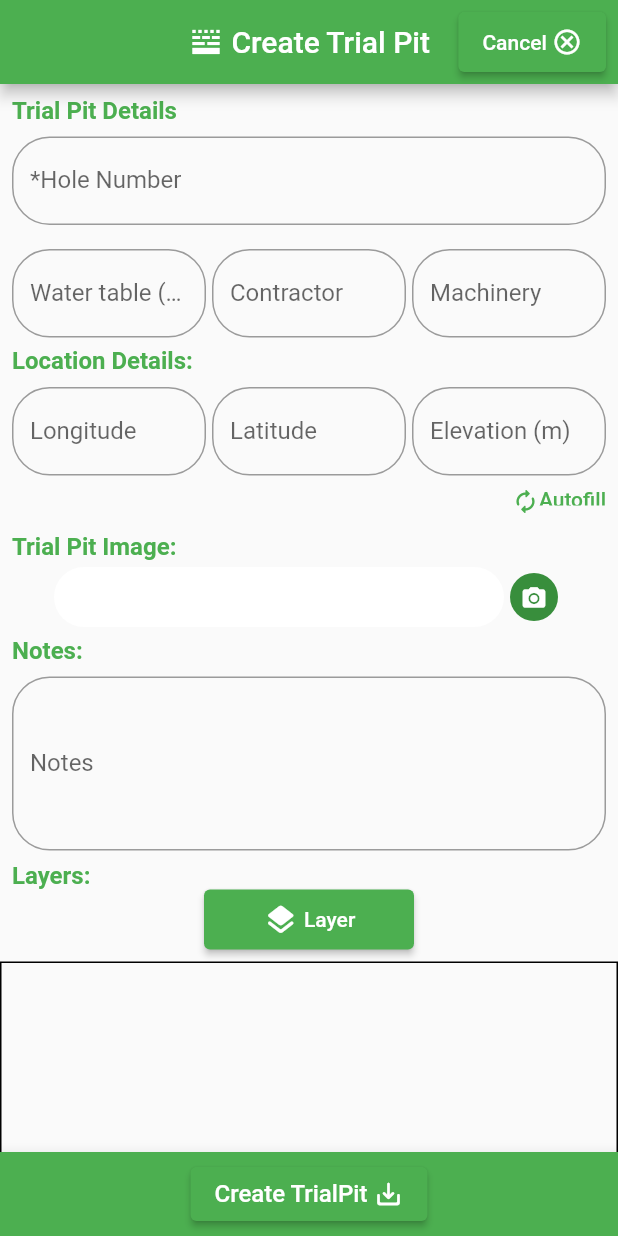
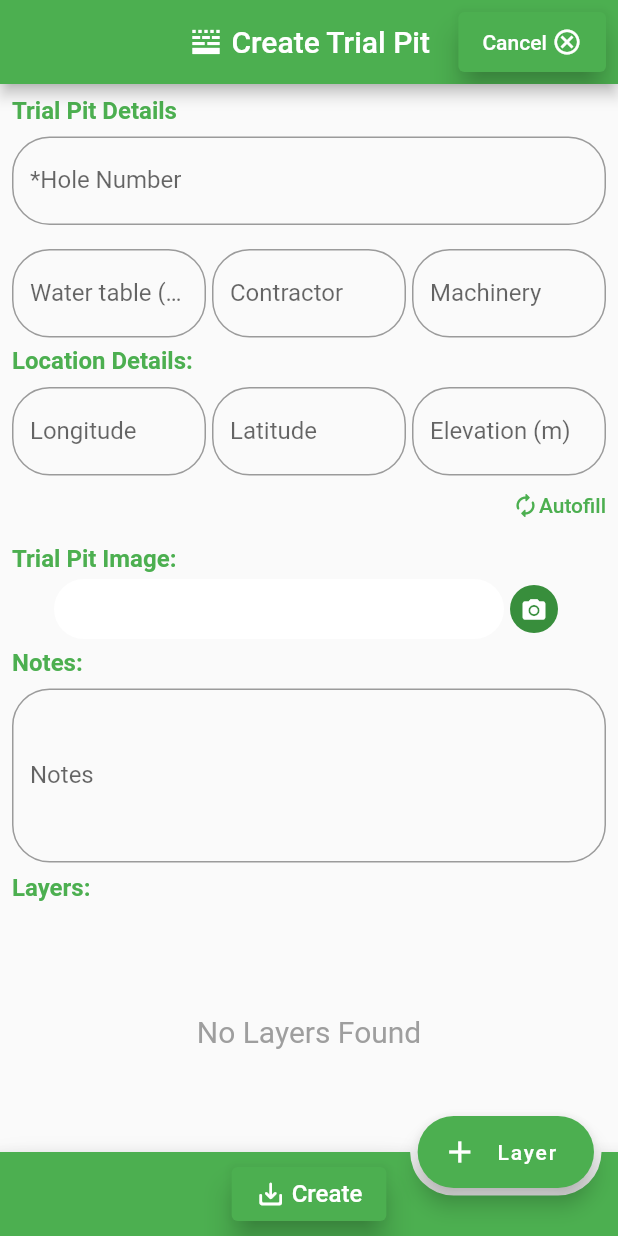
Before and after one commit to dyl-young/pit_pro_app, a Flutter app: the JobDeatilsPage screen opened directly, after a tap on "Trial Pit", on a phone screen of 412 x 824 dp. Run offline on Flutter 3.47's test engine with Material 2 defaults, Android fonts, the phone set to English and light mode, and no system bars; our stand-ins replace flutter_speed_dial, hive, hive_flutter, image_picker, location, pdf and 1 more; accounts and stored records are empty.

Commit message:
Button changes

```diff
--- a/lib/components/content_builder_widgets/layers_content_builder.dart
+++ b/lib/components/content_builder_widgets/layers_content_builder.dart
@@ -11,11 +11,12 @@ import '../widgets/confirm_alert_dialog.dart';
 //!list view builder
 Widget layerListViewBuilder(BuildContext context, List<Layer> layers) {
   if (layers.isEmpty) {
-    return const SizedBox(
-        height: 250,
-        child: Center(
-            child: Text('No Layers Found',
-                style: TextStyle(color: Colors.grey, fontSize: 20))));
+    return const Center(
+      child: SizedBox(
+          height: 250,
+          child: Text('No Layers Found',
+              style: TextStyle(color: Colors.grey, fontSize: 20))),
+    );
   } else {
     return Scrollbar(
       child: ListView(
--- a/lib/components/content_builder_widgets/trial_pit_content_builder.dart
+++ b/lib/components/content_builder_widgets/trial_pit_content_builder.dart
@@ -13,11 +13,15 @@ import '../widgets/confirm_alert_dialog.dart';
 //!list view builder
 Widget trialPitListViewBuilder(BuildContext context, List<TrialPit> trialPits) {
   if (trialPits.isEmpty) {
-    return const SizedBox(
-        height: 200,
-        child: Center(
-            child: Text('No Activities Found',
-                style: TextStyle(color: Colors.grey, fontSize: 20))));
+    return  Column(
+      mainAxisAlignment: MainAxisAlignment.start,
+      crossAxisAlignment: CrossAxisAlignment.center,
+      children: const [
+        Center(child: SizedBox(height: 100)),
+        Text('No Trial Pits Found',
+            style: TextStyle(color: Colors.grey, fontSize: 20)),
+      ],
+    );
   } else {
     return Scrollbar(
       child: ListView(
--- a/lib/components/widgets/buttons.dart
+++ b/lib/components/widgets/buttons.dart
@@ -17,7 +17,7 @@ Widget cancelButton(
     BuildContext context, List<HiveObject> objList, bool isNotEditing) {
   if (isNotEditing) {
     return ElevatedButton(
-      style: ElevatedButton.styleFrom(),
+      style:  ButtonStyle(elevation: MaterialStateProperty.all(8)),
       child: Row(
         children: const [
           Text('Cancel '),
@@ -29,10 +29,6 @@ Widget cancelButton(
         context: context,
         builder: (context) => confirmCancel(context, objList),
       ),
-      // onPressed: () {
-      //   print('testing 1');
-      //   confirmCancel(context, objList);
-      // },
     );
   } else {
     //no cancel option when editing created jobs
@@ -98,7 +94,7 @@ Widget addBoreholeButtons(String title) {
     width: 117,
     height: 40,
     child: ElevatedButton(
-      style: ElevatedButton.styleFrom(primary: Colors.grey),
+      style: ElevatedButton.styleFrom(backgroundColor: Colors.grey),
       child: Row(
         mainAxisSize: MainAxisSize.max,
         mainAxisAlignment: MainAxisAlignment.center,
@@ -122,7 +118,7 @@ Widget addAugerButtons(String title) {
     width: 117,
     height: 40,
     child: ElevatedButton(
-      style: ElevatedButton.styleFrom(primary: Colors.grey),
+      style: ElevatedButton.styleFrom(backgroundColor: Colors.grey),
       child: Row(
         mainAxisSize: MainAxisSize.max,
         mainAxisAlignment: MainAxisAlignment.center,
--- a/lib/main.dart
+++ b/lib/main.dart
@@ -36,7 +36,7 @@ class MyApp extends StatelessWidget {
   @override
   Widget build(BuildContext context) {
     return MaterialApp(
-      debugShowCheckedModeBanner: true,
+      debugShowCheckedModeBanner: false,
       showPerformanceOverlay: false,
       debugShowMaterialGrid:  false,
       title: 'Flutter Demo',
--- a/lib/pages/Trial_pit_details_page.dart
+++ b/lib/pages/Trial_pit_details_page.dart
@@ -14,10 +14,14 @@ import '../components/widgets/info_textbox_widget.dart';
 import '../components/content_builder_widgets/layers_content_builder.dart';
 import '../components/widgets/buttons.dart';
 import '../components/widgets/custom_text_field.dart';
+import '../hive_components/add_edit_delete_functions.dart';
 import '../location_services.dart';
 import '../hive_components/boxes.dart';
 import '../models/layer.dart';
 import '../models/trial_pit.dart';
+import 'layer_form_page.dart';
+
+//TODO: add image window
 
 class TrialPitDetailsPage extends StatefulWidget {
   const TrialPitDetailsPage(
@@ -210,16 +214,17 @@ class _TrialPitDetailsPageState extends State<TrialPitDetailsPage> {
                       children: [autoFillButton()]),
 
                   //* Trial Pit image
-                  Padding(
-                    padding: const EdgeInsets.only(top: 4.0),
-                    child: subSectionHeading('Trial Pit Image:'),
-                  ),
+                  subSectionHeading('Trial Pit Image:'),
                   Padding(
                     padding: const EdgeInsets.only(top: 4),
                     child: Row(
                       mainAxisAlignment: MainAxisAlignment.center,
                       children: [
-                        infoTextBox2('', _imagePathController.text != '' ? p.basename(_imagePathController.text): ''),
+                        infoTextBox2(
+                            '',
+                            _imagePathController.text != ''
+                                ? p.basename(_imagePathController.text)
+                                : ''),
                         imageButton(),
                       ],
                     ),
@@ -233,15 +238,14 @@ class _TrialPitDetailsPageState extends State<TrialPitDetailsPage> {
                   subSectionHeading('Layers:'),
 
                   //* add layer button
-                  Center(
-                      child: addLayerPittButton(context, madeLayers, 'Layer')),
+                  // Center(
+                  //     child: addLayerPittButton(context, madeLayers, 'Layer')),
 
-                  const SizedBox(height: 8),
+                  // const SizedBox(height: 8),
 
+                  //*Layer info tiles ListView
                   SizedBox(
-                    height: 390,
-                    child: Container(
-                      decoration: BoxDecoration(border: Border.all(width: 1)),
+                    height: 400,
                     child: ValueListenableBuilder<Box<Layer>>(
                       valueListenable: Boxes.getLayers().listenable(),
                       builder: (context, box, _) {
@@ -249,16 +253,69 @@ class _TrialPitDetailsPageState extends State<TrialPitDetailsPage> {
                       },
                     ),
                   ),
-                  ),
                 ],
               ),
             ),
           ),
         ),
+        //! Floating Action Button
+        floatingActionButton: FloatingActionButton.extended(
+          onPressed: () => Navigator.push(
+            context,
+            MaterialPageRoute(
+              builder: (context) => LayerFormPage(
+                onClickedDone: (
+                  depth,
+                  moisture,
+                  colour,
+                  otherColour,
+                  colourPattern,
+                  consistency,
+                  structure,
+                  soilTypes,
+                  origin,
+                  originType,
+                  // wt,
+                  // pwt,
+                  pm,
+                  notes,
+                ) =>
+                    addLayer(
+                  madeLayers,
+                  depth,
+                  moisture,
+                  colour,
+                  otherColour,
+                  colourPattern,
+                  consistency,
+                  structure,
+                  soilTypes,
+                  origin,
+                  originType,
+                  // wt,
+                  // pwt,
+                  pm,
+                  notes,
+                ),
+              ),
+            ),
+          ),
+          label: const Text(' Layer '),
+          icon: const Icon(Icons.add),
+        ),
+        resizeToAvoidBottomInset: false,
+        floatingActionButtonLocation: FloatingActionButtonLocation.endDocked,
 
         //!bottom nav bar
         bottomNavigationBar: BottomAppBar(
           color: Colors.green,
+          shape: const AutomaticNotchedShape(
+            RoundedRectangleBorder(),
+            StadiumBorder(
+              side: BorderSide(),
+            ),
+          ), //shape of notch
+          notchMargin: 5,
           child: Row(
             mainAxisAlignment: MainAxisAlignment.spaceEvenly,
             children: [
@@ -273,15 +330,16 @@ class _TrialPitDetailsPageState extends State<TrialPitDetailsPage> {
 
   //!create/save button
   Widget buildSaveButton(BuildContext context, {required bool isEditing}) {
-    final text = isEditing ? 'Save ' : 'Create TrialPit ';
+    final text = isEditing ? ' Save ' : ' Create';
 
     return Padding(
       padding: const EdgeInsets.all(4.0),
       child: ElevatedButton(
+        style: ButtonStyle(elevation: MaterialStateProperty.all(8)),
         child: Row(
           children: [
+            const Icon(Icons.save_alt_rounded, size: 20),
             Text(text, style: const TextStyle(fontSize: 16)),
-            const Icon(Icons.save_alt_rounded, size: 20),
           ],
         ), //con
 
@@ -339,7 +397,7 @@ class _TrialPitDetailsPageState extends State<TrialPitDetailsPage> {
   //! autofill location
   Widget autoFillButton() {
     return SizedBox(
-      height: 28,
+      height: 40,
       child: TextButton(
           onPressed: () {
             getLocation(
@@ -371,8 +429,7 @@ class _TrialPitDetailsPageState extends State<TrialPitDetailsPage> {
               builder: ((builder) => bottomSheet(context, getImage)),
             );
           },
-            child:
-              const Icon(Icons.camera_alt, size: 18, color: Colors.white),
+          child: const Icon(Icons.camera_alt, size: 18, color: Colors.white),
         ),
       ),
     );
@@ -429,7 +486,7 @@ class _TrialPitDetailsPageState extends State<TrialPitDetailsPage> {
                 },
                 child: Row(
                     mainAxisAlignment: MainAxisAlignment.center,
-                    children: const [Icon(Icons.camera),Text('Camera')]),
+                    children: const [Icon(Icons.camera), Text('Camera')]),
               ),
               TextButton(
                 onPressed: () {
--- a/lib/pages/job_details_page.dart
+++ b/lib/pages/job_details_page.dart
@@ -1,3 +1,5 @@
+import 'dart:math';
+
 //packages
 import 'package:flutter/material.dart';
 import 'package:hive_flutter/adapters.dart';
@@ -6,9 +8,11 @@ import 'package:hive_flutter/adapters.dart';
 import '../components/widgets/buttons.dart';
 import '../components/content_builder_widgets/trial_pit_content_builder.dart';
 import '../components/widgets/custom_text_field.dart';
+import '../hive_components/add_edit_delete_functions.dart';
 import '../hive_components/boxes.dart';
 import '../models/job.dart';
 import '../models/trial_pit.dart';
+import 'trial_pit_details_page.dart';
 
 class JobDeatilsPage extends StatefulWidget {
   const JobDeatilsPage({Key? key, this.job, required this.onClickedDone})
@@ -37,7 +41,7 @@ class _JobDeatilsPageState extends State<JobDeatilsPage> {
     if (widget.job != null) {
       final job = widget.job!;
 
-      //! Get relevant objects from the object box using the created date (kill me)
+      //! Get relevant objects from the Hive object box using the created date (kill me)
       for (var i = 0; i < Boxes.geTrialPits().values.toList().length; i++) {
         for (var j = 0; j < job.trialPitList.length; j++) {
           Boxes.geTrialPits().values.toList()[i].createdDate ==
@@ -64,12 +68,10 @@ class _JobDeatilsPageState extends State<JobDeatilsPage> {
 
   @override
   Widget build(BuildContext context) {
-    //detrmine title
+    //* title
     final isEditing = widget.job != null;
     final title = isEditing ? 'Edit Job' : 'Create Job';
-    final currentWidth = MediaQuery.of(context).size.width;
 
-    if (currentWidth < 650) {
     return WillPopScope(
       //disable back device button on this page
       onWillPop: () async => false,
@@ -120,24 +122,7 @@ class _JobDeatilsPageState extends State<JobDeatilsPage> {
               const SizedBox(height: 8),
 
               //*Trial Pits Heading
-                sectionHeading('Job Activities'),
-
-                const SizedBox(height: 8),
-
-                //*Add Trial Pit button
-                Row(
-                  mainAxisAlignment: MainAxisAlignment.spaceEvenly,
-                  children: [
-                    //*Borehole button
-                    addBoreholeButtons('Borehole'),
-
-                    //*Trial Pit button
-                    addTrialPittButton(context, madeTrialPits, 'Trial Pit'),
-
-                    //*Auger button
-                    addAugerButtons('Auger'),
-                  ],
-                ),
+              sectionHeading('Trial Pits'),
 
               const SizedBox(height: 8),
 
@@ -155,141 +140,78 @@ class _JobDeatilsPageState extends State<JobDeatilsPage> {
           ),
         ),
 
-          //!bottom nav bar
-          bottomNavigationBar: BottomAppBar(
-            color: Colors.green,
-            shape: const CircularNotchedRectangle(), //shape of notch
-            notchMargin: isEditing ? 5 : 0,
-            child: Row(
-              mainAxisAlignment: MainAxisAlignment.spaceEvenly,
-              children: [
-                //save button
-                buildSaveButton(context, isEditing: isEditing),
-              ],
-            ),
-          ),
-        ),
-      );
-    } else {
-       return WillPopScope(
-        //disable back device button on this page
-        onWillPop: () async => false,
-        child: Scaffold(
-          //avoid pixel overflow due to keyboard
-          resizeToAvoidBottomInset: false,
-          //! appbar
-          appBar: AppBar(
-            title: Row(
-              mainAxisSize: MainAxisSize.min,
-              mainAxisAlignment: MainAxisAlignment.end,
-              children: [
-                const Icon(Icons.work_rounded),
-                Text(' $title'),
-              ],
-            ),
-            centerTitle: true,
-            //*disable automatic back button
-            automaticallyImplyLeading: false,
-
-            //*Cancel button
-            actions: [
-              Padding(
-                padding: const EdgeInsets.all(8.0),
-                child: cancelButton(context, madeTrialPits, !isEditing),
-              ),
-            ],
-          ),
-
-          //! Job widgets:
-          body: SingleChildScrollView(
-            child: SizedBox(
-              height: 500,
-              child: Form(
-                key: jobFormKey,
-                child: Column(
-                  crossAxisAlignment: CrossAxisAlignment.start,
-                  children: [
-                    const SizedBox(height: 8), //?difference
-
-                    //Job Details:
-                    //*Heading
-                    sectionHeading('Job Details'),
-
-                    //*job title
-                    customTextField('*Job Title', _jobTitleController),
-
-                    //*job number
-                    customTextField('*Job Number', _jobNumController),
-
-                    const SizedBox(height: 8),
-
-                    //*Trial Pits Heading
-                    sectionHeading('Job Activities'),
-
-                    const SizedBox(height: 8),
-
-                    //*Add Trial Pit button
-                    Row(
-                      mainAxisAlignment: MainAxisAlignment.spaceEvenly,
-                      children: [
-                        //*Borehole button
-                        addBoreholeButtons('Borehole'),
-
-                        //*Trial Pit button
-                        addTrialPittButton(context, madeTrialPits, 'Trial Pit'),
-
-                        //*Auger button
-                        addAugerButtons('Auger'),
-                      ],
-                    ),
-
-                    const SizedBox(height: 8),
-
-                    //*Trial Pit info tiles ListView
-                    Expanded(
-                      child: ValueListenableBuilder<Box<TrialPit>>(
-                        valueListenable: Boxes.geTrialPits().listenable(),
-                        builder: (context, box, _) {
-                          return trialPitListViewBuilder(context, madeTrialPits);
-                        },
-                      ),
-                    ),
-                    // buildTrialPitContent(madeTrialPits),
-                  ],
+        //!floating Action Button
+        floatingActionButton: FloatingActionButton.extended(
+          onPressed: () => Navigator.push(
+            context,
+            MaterialPageRoute(
+              builder: (context) => TrialPitDetailsPage(
+                onClickedDone: (
+                  pitNumber,
+                  coords,
+                  elevation,
+                  wt,
+                  layersList,
+                  contractor,
+                  machine,
+                  imagePath,
+                  notes,
+                ) =>
+                    addTrialPit(
+                  madeTrialPits,
+                  pitNumber,
+                  coords,
+                  elevation,
+                  wt,
+                  layersList,
+                  contractor,
+                  machine,
+                  imagePath,
+                  notes,
                 ),
               ),
             ),
           ),
+          label: const Text('Trial Pit'),
+          icon: const Icon(Icons.add),
+        ),
+        floatingActionButtonLocation: FloatingActionButtonLocation.endDocked,
 
         //!bottom nav bar
         bottomNavigationBar: BottomAppBar(
           color: Colors.green,
-            shape: const CircularNotchedRectangle(), //shape of notch
-            notchMargin: isEditing ? 5 : 0,
+          shape: const AutomaticNotchedShape(
+            RoundedRectangleBorder(),
+            StadiumBorder(
+              side: BorderSide(),
+            ),
+          ),
+          notchMargin: 5,
           child: Row(
-              mainAxisAlignment: MainAxisAlignment.spaceEvenly,
+            mainAxisAlignment: MainAxisAlignment.center,
             children: [
               //save button
               buildSaveButton(context, isEditing: isEditing),
+              const SizedBox(width: 20)
             ],
           ),
         ),
       ),
     );
   }
-  }
 
   //!create/save button
   Widget buildSaveButton(BuildContext context, {required bool isEditing}) {
-    final text = isEditing ? 'Save ' : 'Create Job ';
+    final text = isEditing ? ' Save ' : ' Create';
 
     return Padding(
-      padding: const EdgeInsets.all(8.0),
+      padding: const EdgeInsets.all(4.0),
       child: ElevatedButton(
+        style: ButtonStyle(elevation: MaterialStateProperty.all(8)),
         child: Row(
           children: [
+            const Icon(Icons.save_alt_rounded, size: 20),
             Text(text, style: const TextStyle(fontSize: 16)),
-            const Icon(Icons.save_alt_rounded, size: 20),
           ],
         ), //con
 
--- a/lib/pages/pdf/pdf_build_page.dart
+++ b/lib/pages/pdf/pdf_build_page.dart
@@ -244,7 +244,6 @@ void buildTrialPitPage(Document pdf, User user, Job job, TrialPit trialPit,
                         double height = 500 * (layers[i].depth / totalDepth);
                         double colHeight = roundDouble(height / 32, 0) * 32;
                         cumulativeDepth += layers[i].depth;
-                        var a;
 
                         String otherColour;
                         layers[i].otherColour != ''
--- a/pubspec.yaml
+++ b/pubspec.yaml
@@ -51,6 +51,9 @@ dependencies:
 
   #location
   location: ^4.4.0
+
+  #custom FAB
+  flutter_speed_dial: ^6.1.0+1
 
   # The following adds the Cupertino Icons font to your application.
   # Use with the CupertinoIcons class for iOS style icons.
```
Also changed, not shown: lib/components/content_builder_widgets/user_drawer_builder.dart (+25 -21 lines), lib/pages/home_page.dart (+14 -8 lines), lib/pages/layer_form_page.dart (+6 -4 lines), pubspec.lock. Lines whose indentation alone changed are shown as unchanged.
